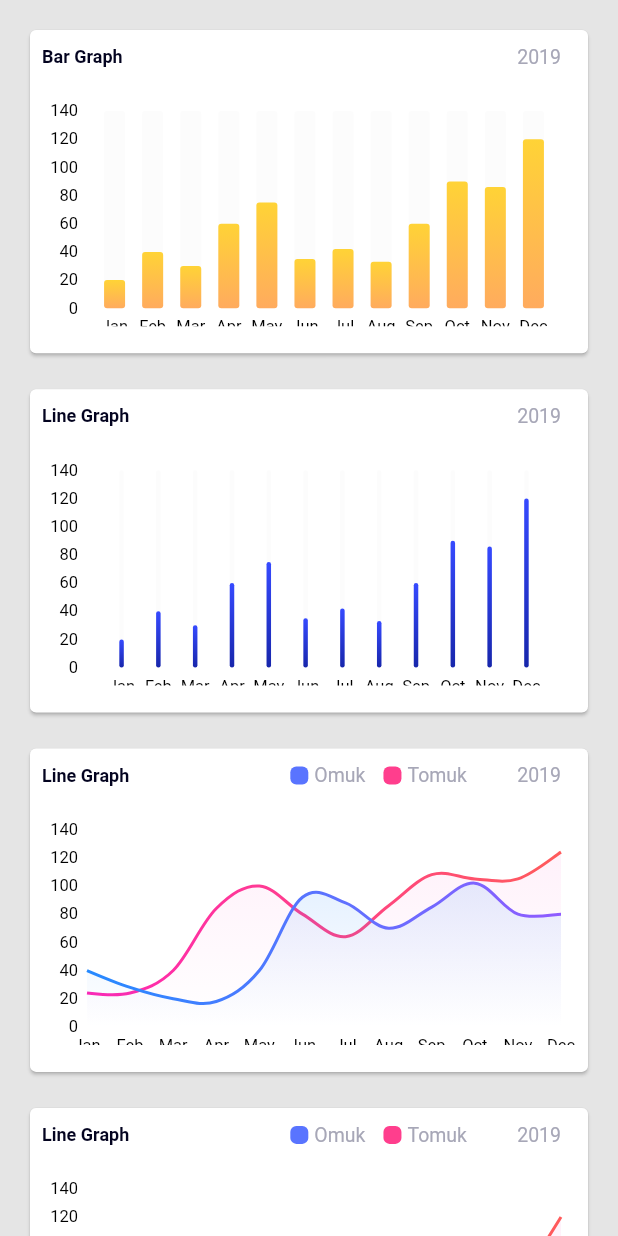
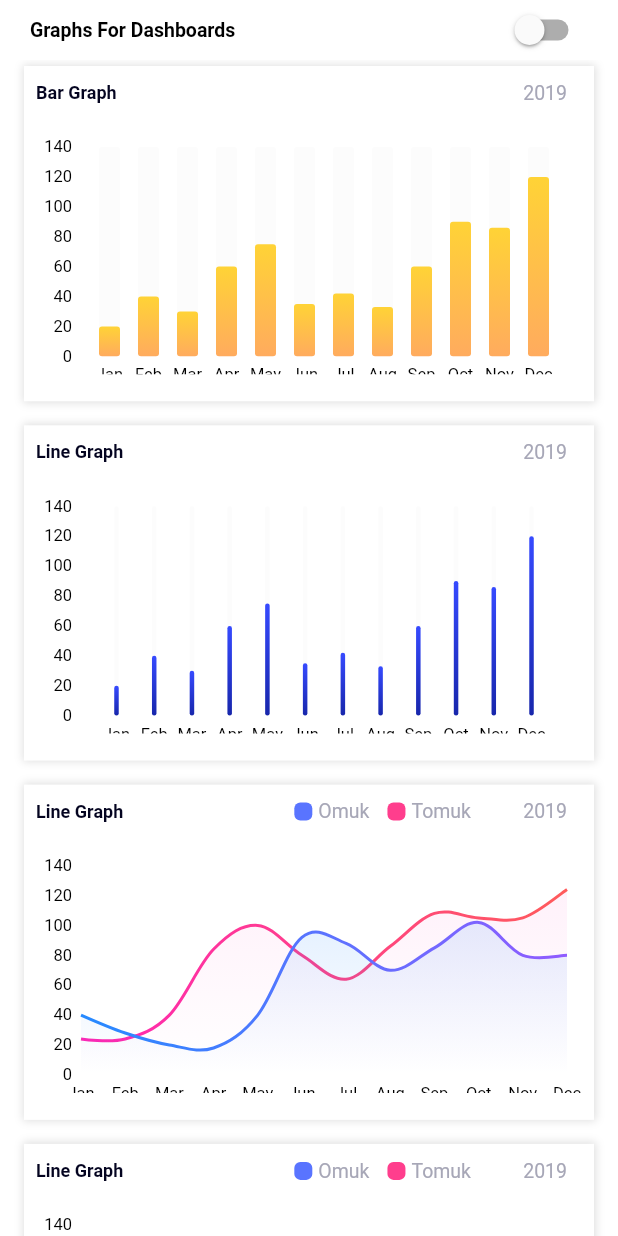
Before and after one commit to bradrushworth/amber, a Flutter app: the screen it shows after launch, on a phone screen of 412 x 824 dp. Run offline on Flutter 3.47's test engine with Material 2 defaults, Android fonts, the phone set to English and light mode, and no system bars; drawn by our look-alikes of fl_chart.

Commit message:
Add DarkMode

```diff
--- a/lib/bar_chart1.dart
+++ b/lib/bar_chart1.dart
@@ -1,11 +1,17 @@
 import 'package:fl_chart/fl_chart.dart';
 import 'package:flutter/material.dart';
+import 'package:provider/provider.dart';
+import 'package:ui_challenge_7/my_theme_model.dart';
 
 import 'top_section.dart';
 
 class BarChartWidget1 extends StatelessWidget {
   const BarChartWidget1({Key? key}) : super(key: key);
 
+  @override
+  Widget build(BuildContext context) {
+    return Consumer<MyThemeModel>(
+      builder: (context, themeModel, child) {
         BarChartRodData makeRodData(double y) {
           return BarChartRodData(
             y: y,
@@ -17,14 +23,16 @@ class BarChartWidget1 extends StatelessWidget {
             borderRadius: BorderRadius.circular(2),
             backDrawRodData: BackgroundBarChartRodData(
               show: true,
-            colors: [const Color(0xFFFCFCFC)],
-            y: 140
-        )
+              colors: [
+                themeModel.isDark()
+                    ? const Color(0xFF1D1D2B)
+                    : const Color(0xFFFCFCFC)
+              ],
+              y: 140,
+            ),
           );
         }
 
-  @override
-  Widget build(BuildContext context) {
         return Column(
           children: [
             const TopSectionWidget(
@@ -89,15 +97,22 @@ class BarChartWidget1 extends StatelessWidget {
                         },
                       ),
                       leftTitles: SideTitles(
-                        showTitles: true, interval: 20, reservedSize: 32)),
+                        showTitles: true,
+                        interval: 20,
+                        reservedSize: 32,
+                      ),
+                    ),
                     maxY: 140,
                     gridData: FlGridData(show: false),
                     borderData: FlBorderData(show: false),
                   ),
+                  swapAnimationDuration: Duration.zero,
                 ),
               ),
             ),
           ],
         );
+      },
+    );
   }
 }
--- a/lib/bar_chart2.dart
+++ b/lib/bar_chart2.dart
@@ -1,11 +1,16 @@
 import 'package:fl_chart/fl_chart.dart';
 import 'package:flutter/material.dart';
+import 'package:provider/provider.dart';
 
+import 'my_theme_model.dart';
 import 'top_section.dart';
 
 class BarChartWidget2 extends StatelessWidget {
   const BarChartWidget2({Key? key}) : super(key: key);
 
+  @override
+  Widget build(BuildContext context) {
+    return Consumer<MyThemeModel>(builder: (context, themeModel, child) {
       BarChartRodData makeRodData(double y) {
         return BarChartRodData(
           y: y,
@@ -17,14 +22,16 @@ class BarChartWidget2 extends StatelessWidget {
           borderRadius: BorderRadius.circular(2),
           backDrawRodData: BackgroundBarChartRodData(
             show: true,
-            colors: [const Color(0xFFFCFCFC)],
-            y: 140
-        )
+            colors: [
+              themeModel.isDark()
+                  ? const Color(0xFF1D1D2B)
+                  : const Color(0xFFFCFCFC)
+            ],
+            y: 140,
+          ),
         );
       }
 
-  @override
-  Widget build(BuildContext context) {
       return Column(
         children: [
           const TopSectionWidget(
@@ -94,10 +101,12 @@ class BarChartWidget2 extends StatelessWidget {
                   gridData: FlGridData(show: false),
                   borderData: FlBorderData(show: false),
                 ),
+                swapAnimationDuration: Duration.zero,
               ),
             ),
           ),
         ],
       );
+    });
   }
 }
--- a/lib/main.dart
+++ b/lib/main.dart
@@ -1,13 +1,19 @@
-import 'package:fl_chart/fl_chart.dart';
 import 'package:flutter/material.dart';
+import 'package:provider/provider.dart';
 import 'package:ui_challenge_7/bar_chart1.dart';
+import 'package:ui_challenge_7/my_theme_model.dart';
 
 import 'bar_chart2.dart';
 import 'line_chart1.dart';
 import 'line_chart2.dart';
 
 void main() {
-  runApp(const MyApp());
+  runApp(
+    ChangeNotifierProvider(
+      create: (context) => MyThemeModel(),
+      child: const MyApp(),
+    ),
+  );
 }
 
 class MyApp extends StatelessWidget {
@@ -15,41 +21,117 @@ class MyApp extends StatelessWidget {
 
   @override
   Widget build(BuildContext context) {
+    return Consumer<MyThemeModel>(
+      builder: (context, themeModel, child) {
         return MaterialApp(
           title: 'Flutter4fun',
           debugShowCheckedModeBanner: false,
-      theme: ThemeData(
-          primarySwatch: Colors.blue,
+          theme: ThemeData.light().copyWith(
             textTheme: const TextTheme(
-              bodyText2: TextStyle(color: Color(0xFFA7A7A7), fontSize: 13))),
+              bodyText2: TextStyle(color: Color(0xFFA7A7A7), fontSize: 13),
+            ),
+          ),
+          darkTheme: ThemeData.dark().copyWith(
+            textTheme: const TextTheme(
+              bodyText2: TextStyle(color: Color(0xFFA7A7A7), fontSize: 13),
+            ),
+          ),
+          themeMode: themeModel.currentTheme(),
           home: const HomePage(),
+        );
+      },
     );
   }
 }
 
 class HomePage extends StatelessWidget {
   const HomePage({Key? key}) : super(key: key);
+
   @override
   Widget build(BuildContext context) {
+    return Consumer<MyThemeModel>(
+      builder: (context, themeModel, child) {
         return Scaffold(
-      backgroundColor: const Color(0xFFE5E5E5),
-      body: LayoutBuilder(
-          builder: (context, constraints) {
-            return GridView.count(
+          backgroundColor:
+              themeModel.isDark() ? const Color(0xFF20202A) : Colors.white,
+          body: LayoutBuilder(builder: (context, constraints) {
+            return Column(
+              children: [
+                Container(
+                  height: 40,
+                  padding: const EdgeInsets.symmetric(horizontal: 20),
+                  child: Row(
+                    children: [
+                      Text(
+                        'Graphs For Dashboards',
+                        style: TextStyle(
+                          color:
+                              themeModel.isDark() ? Colors.white : Colors.black,
+                          fontWeight: FontWeight.bold,
+                        ),
+                      ),
+                      Expanded(child: Container()),
+                      Switch(
+                        value: themeModel.isDark(),
+                        onChanged: (newValue) {
+                          Provider.of<MyThemeModel>(context, listen: false)
+                              .switchTheme();
+                        },
+                      ),
+                    ],
+                  ),
+                ),
+                Expanded(
+                  child: GridView.count(
                     crossAxisCount: constraints.maxWidth < 800 ? 1 : 2,
                     childAspectRatio: 1.7,
-              padding: const EdgeInsets.all(16),
+                    padding: const EdgeInsets.only(
+                        left: 16, right: 16, bottom: 16, top: 4),
                     crossAxisSpacing: 16,
                     mainAxisSpacing: 16,
                     children: const [
-                Card(child: BarChartWidget1()),
-                Card(child: BarChartWidget2()),
-                Card(child: LineChartWidget1()),
-                Card(child: LineChartWidget2()),
+                      MyCard(child: BarChartWidget1()),
+                      MyCard(child: BarChartWidget2()),
+                      MyCard(child: LineChartWidget1()),
+                      MyCard(child: LineChartWidget2()),
+                    ],
+                  ),
+                ),
               ],
             );
-          }
-      ),
+          }),
+        );
+      },
     );
   }
 }
+
+class MyCard extends StatelessWidget {
+  final Widget child;
+
+  const MyCard({
+    Key? key,
+    required this.child,
+  }) : super(key: key);
+
+  @override
+  Widget build(BuildContext context) {
+    return Consumer<MyThemeModel>(
+      builder: (context, themeModel, _) {
+        return Container(
+          child: child,
+          decoration: BoxDecoration(
+              color:
+                  themeModel.isDark() ? const Color(0xFF1A1A26) : Colors.white,
+              boxShadow: const [
+                BoxShadow(
+                  color: Colors.black12,
+                  blurRadius: 4,
+                  spreadRadius: 1,
+                )
+              ]),
+        );
+      },
+    );
+  }
+}
--- /dev/null
+++ b/lib/my_theme_model.dart
@@ -0,0 +1,19 @@
+import 'package:flutter/cupertino.dart';
+import 'package:flutter/material.dart';
+
+class MyThemeModel extends ChangeNotifier {
+  bool _isDark = false;
+
+  ThemeMode currentTheme() {
+    return _isDark ? ThemeMode.dark : ThemeMode.light;
+  }
+
+  bool isDark() {
+    return currentTheme() == ThemeMode.dark;
+  }
+
+  void switchTheme() {
+    _isDark = !_isDark;
+    notifyListeners();
+  }
+}
--- a/lib/top_section.dart
+++ b/lib/top_section.dart
@@ -1,4 +1,7 @@
 import 'package:flutter/material.dart';
+import 'package:provider/provider.dart';
+import 'package:ui_challenge_7/main.dart';
+import 'package:ui_challenge_7/my_theme_model.dart';
 
 class TopSectionWidget extends StatelessWidget {
   final String title;
@@ -14,12 +17,14 @@ class TopSectionWidget extends StatelessWidget {
 
   @override
   Widget build(BuildContext context) {
+    return Consumer<MyThemeModel>(
+      builder: (context, themeModel, child) {
         return Container(
           height: 20,
           margin: padding,
           child: Row(
             children: [
-          Text(title, style: const TextStyle(color: Color(0xFF040420), fontWeight: FontWeight.bold, fontSize: 12)),
+              Text(title, style: TextStyle(color: themeModel.isDark() ? const Color(0xFF9595A4) : Color(0xFF040420), fontWeight: FontWeight.bold, fontSize: 12)),
               Expanded(child: Container(), flex: 5),
               ...legends
                   .map(
@@ -35,6 +40,8 @@ class TopSectionWidget extends StatelessWidget {
               const Text('2019', style: TextStyle(color: Color(0xFFA7A7B7))),
             ],
           ),
+        );
+      },
     );
   }
 }
--- a/pubspec.yaml
+++ b/pubspec.yaml
@@ -35,6 +35,7 @@ dependencies:
   # Use with the CupertinoIcons class for iOS style icons.
   cupertino_icons: ^1.0.2
   fl_chart: ^0.40.2
+  provider: ^6.0.0
 
 dev_dependencies:
   flutter_test:
```
Lines whose indentation alone changed are shown as unchanged.
